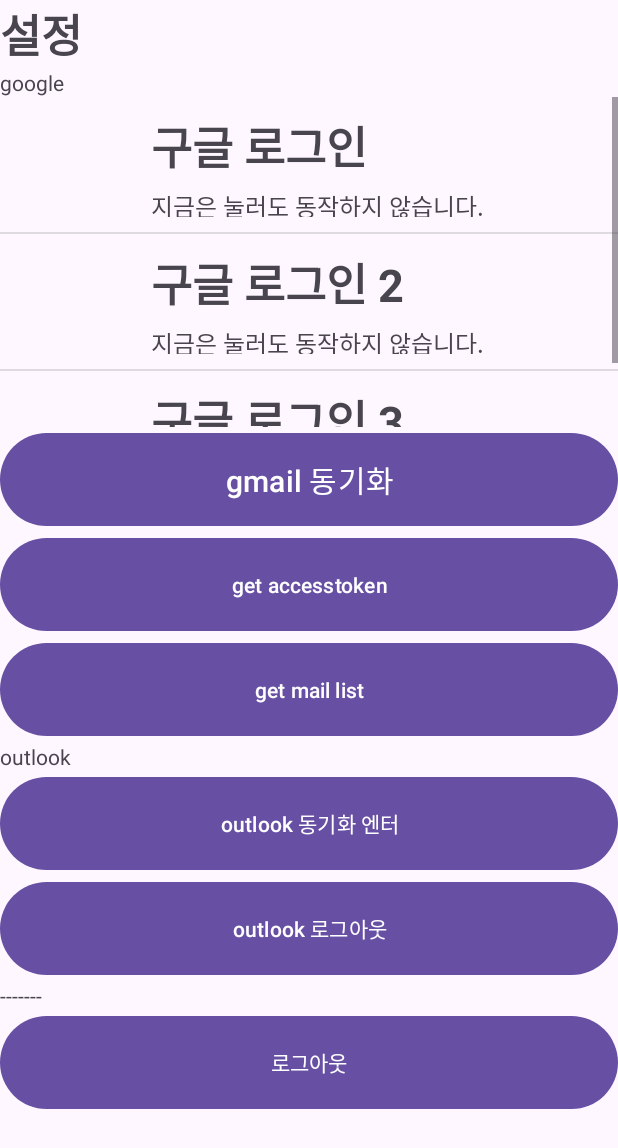
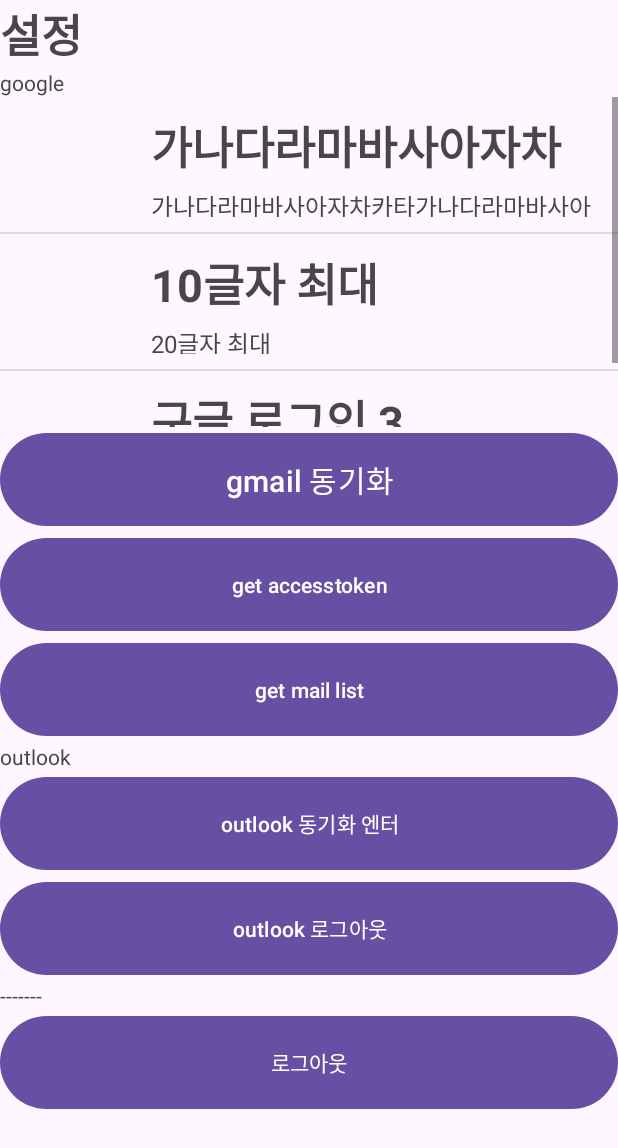
Before and after one commit to melonNamedLove/mailMoaJo, an Android app built with Jetpack Compose: the fragment SettingsFragment shown on its own in the app's theme, on a phone screen of 412 x 824 dp. Shown: the top 1148 px of the screen. Run offline under Robolectric (Android 15) with nearby library versions, the phone set to English and light mode, and no system bars; our stand-ins replace Volley; libraries missing offline, so code that uses them is left out: com.microsoft.graph, com.microsoft.identity, io.github.jan.supabase; 1 statement that could not run was skipped.

Commit message:
주석 소량 추가 및 해야할 일 추가 OptionListItemAdapter.kt addItem 함수 내부 #####1 - 로고 사진 추가기능 #####2 - title, subtitle 글자수 자르고 ... 처리

```diff
--- a/mailmoajo2/app/src/main/java/com/melon/mailmoajo/fragment/SettingsFragment.kt
+++ b/mailmoajo2/app/src/main/java/com/melon/mailmoajo/fragment/SettingsFragment.kt
@@ -82,8 +82,8 @@ class SettingsFragment : Fragment() {
         val binding = FragmentSettingsBinding.inflate(layoutInflater)
 
         binding.optionListView.adapter = listItemAdapter
-        listItemAdapter.addItem("구글 로그인","지금은 눌러도 동작하지 않습니다.")
-        listItemAdapter.addItem("구글 로그인 2","지금은 눌러도 동작하지 않습니다.")
+        listItemAdapter.addItem("가나다라마바사아자차","가나다라마바사아자차카타가나다라마바사아")
+        listItemAdapter.addItem("10글자 최대","20글자 최대")
         listItemAdapter.addItem("구글 로그인 3","지금은 눌러도 동작하지 않습니다.")
 
         binding.gmailLoadBtn.setOnClickListener{
```
Also changed, not shown: mailmoajo2/app/src/main/java/com/melon/mailmoajo/adapter/OptionListItemAdapter.kt (+10 -1 lines).
